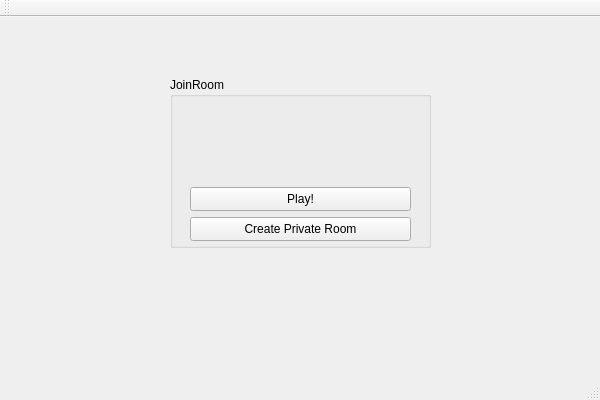
The window that Scribble/Scribble/JoinRoom.ui (PopescuFilip/Scribble) describes before a commit, drawn with Qt 5.
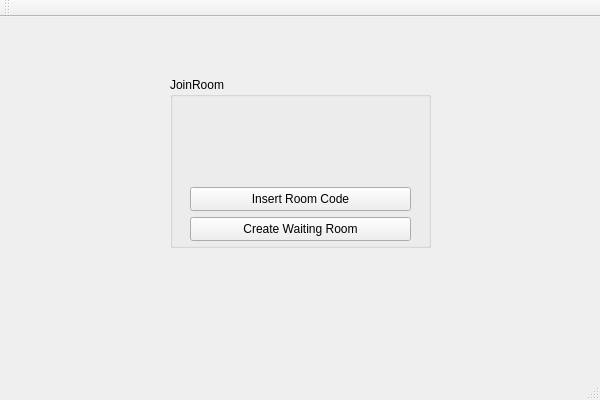
The same window after the commit.

Commit message: created Profile Qt Widget class renamed two pushButtons from JoinRoom : Play->Insert Room Code, Create Private Room -> Create Waiting Room added textEdit in WaitingRoom for players

Patch:
```diff
--- a/Scribble/Scribble/JoinRoom.ui
+++ b/Scribble/Scribble/JoinRoom.ui
@@ -36,7 +36,7 @@
       </rect>
      </property>
      <property name="text">
-      <string>Play!</string>
+      <string>Insert Room Code</string>
      </property>
     </widget>
     <widget class="QPushButton" name="pushButton_2">
@@ -49,7 +49,7 @@
       </rect>
      </property>
      <property name="text">
-      <string>Create Private Room</string>
+      <string>Create Waiting Room</string>
      </property>
     </widget>
    </widget>
```
The commit also changes 6 other files.
